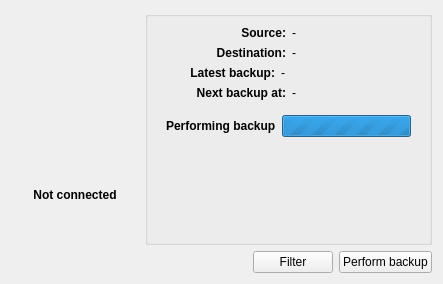
flavio/kaveau, file src/app/mainwidgetbase.ui: the form before one commit.
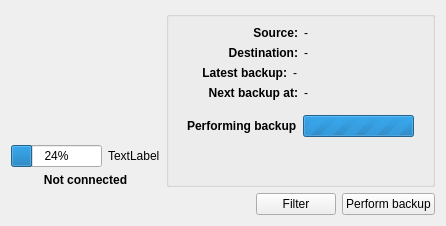
The form after the commit. The open tabs and pages were chosen to show the change.

Commit message: show disk usage

The edit to the form file:
```diff
--- a/src/app/mainwidgetbase.ui
+++ b/src/app/mainwidgetbase.ui
@@ -6,8 +6,8 @@
    <rect>
     <x>0</x>
     <y>0</y>
-    <width>443</width>
-    <height>284</height>
+    <width>435</width>
+    <height>223</height>
    </rect>
   </property>
   <property name="sizePolicy">
@@ -25,6 +25,21 @@
      <item>
       <layout class="QVBoxLayout" name="verticalLayout_2">
        <item>
+        <layout class="QHBoxLayout" name="horizontalLayout_11">
+         <item>
+          <spacer name="horizontalSpacer_3">
+           <property name="orientation">
+            <enum>Qt::Horizontal</enum>
+           </property>
+           <property name="sizeHint" stdset="0">
+            <size>
+             <width>40</width>
+             <height>20</height>
+            </size>
+           </property>
+          </spacer>
+         </item>
+         <item>
         <widget class="QLabel" name="labelDiskIcon">
          <property name="sizePolicy">
           <sizepolicy hsizetype="Fixed" vsizetype="Fixed">
@@ -44,6 +59,39 @@
         </widget>
        </item>
        <item>
+          <spacer name="horizontalSpacer_4">
+           <property name="orientation">
+            <enum>Qt::Horizontal</enum>
+           </property>
+           <property name="sizeHint" stdset="0">
+            <size>
+             <width>40</width>
+             <height>20</height>
+            </size>
+           </property>
+          </spacer>
+         </item>
+        </layout>
+       </item>
+       <item>
+        <layout class="QHBoxLayout" name="horizontalLayout_10">
+         <item>
+          <widget class="QProgressBar" name="diskSpaceBar">
+           <property name="value">
+            <number>24</number>
+           </property>
+          </widget>
+         </item>
+         <item>
+          <widget class="QLabel" name="diskSpaceLabel">
+           <property name="text">
+            <string>TextLabel</string>
+           </property>
+          </widget>
+         </item>
+        </layout>
+       </item>
+       <item>
         <widget class="QLabel" name="labelDevice">
          <property name="font">
           <font>
@@ -260,7 +308,7 @@
                  <number>0</number>
                 </property>
                 <property name="value">
-                 <number>161056</number>
+                 <number>211313</number>
                 </property>
                </widget>
               </item>
```
Lines whose indentation alone changed are shown as unchanged. The commit also changes 2 other files.
